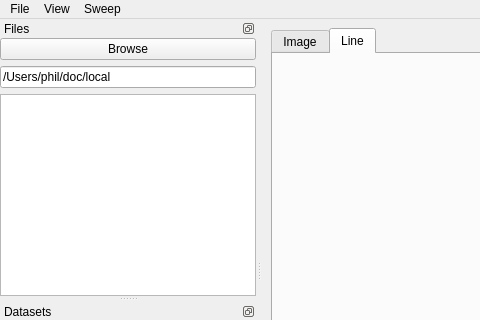
This is slab/plotting/hdfiview.ui in SchusterLab/slab as Qt 5 draws it before an edit; both pictures show x 0 to 480 and y 0 to 320 of the 1020 by 760 pixel window. The edited form follows.
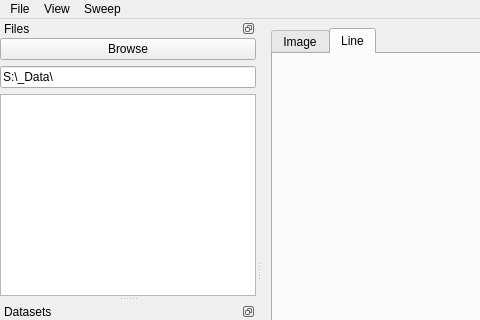
This is the edited form.

Commit message:
datamanagement.py: updated save_script features datamanagement unit test.py: added this to do some tests on h5py files hdfiview.ui: Changed window title
NWAWindow2.pyw: Added with goal of trying to fix all the bugs and make it useable again

function_generator.py: Added FilamentDriver

```diff
--- a/slab/plotting/hdfiview.ui
+++ b/slab/plotting/hdfiview.ui
@@ -134,7 +134,7 @@
      <item row="1" column="0">
       <widget class="QLineEdit" name="datapath_lineEdit">
        <property name="text">
-        <string>/Users/phil/doc/local</string>
+        <string>S:\_Data\</string>
        </property>
       </widget>
      </item>
```
Left out of the diff: 8 changed lines with no effect on the pictures. The commit also changes 5 other files.
